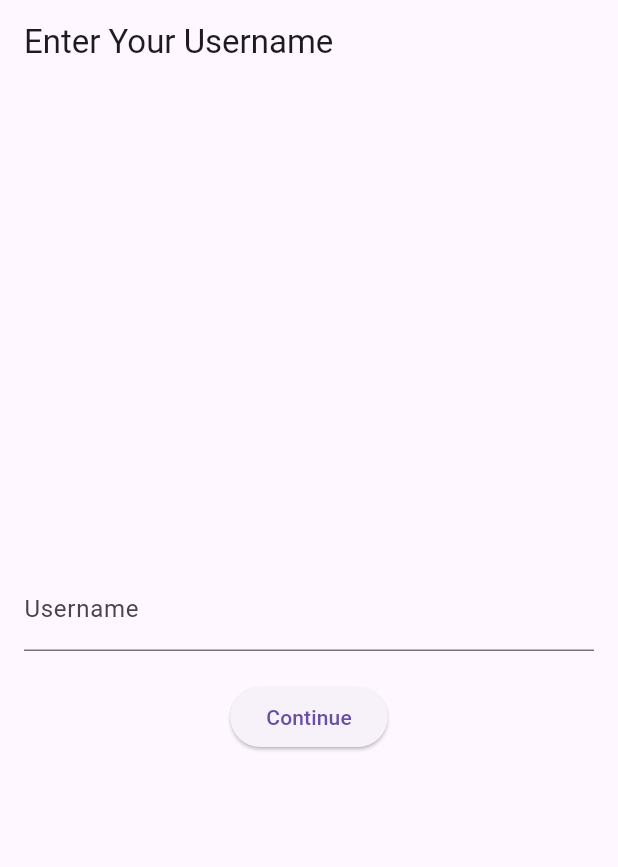
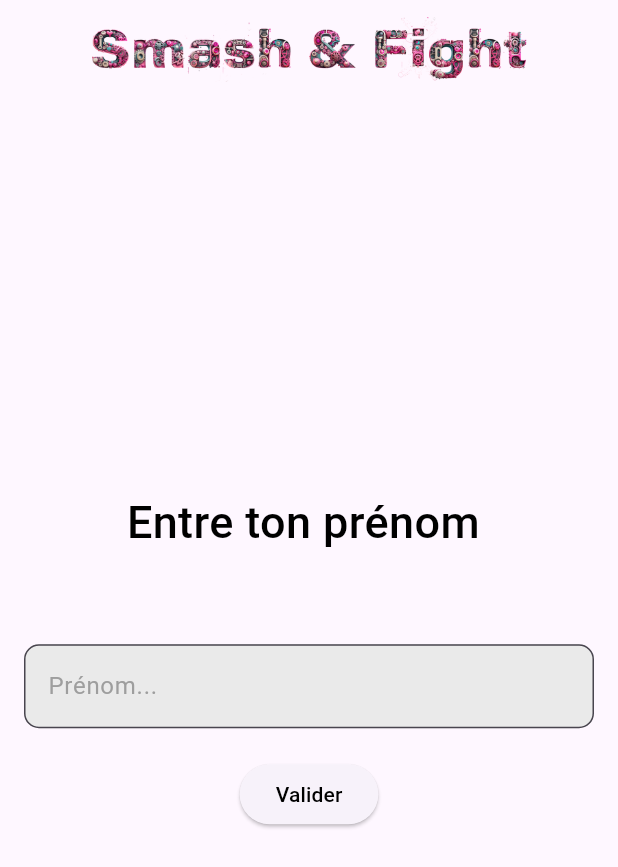
Before and after one commit to Survivor2302/smash_and_fight, a Flutter app: the screen it shows after launch, on a phone screen of 412 x 824 dp. Shown: the top 867 px of the screen. Run offline on Flutter 3.47's test engine with Material 3 defaults, Android fonts, the phone set to English and light mode, and no system bars; our stand-ins replace cached_network_image, hive, hive_flutter; accounts and stored records are empty.

Commit message:
Update welcomeview.dart

```diff
--- a/lib/view/welcomeview.dart
+++ b/lib/view/welcomeview.dart
@@ -12,7 +12,7 @@ class UsernameInputPage extends StatefulWidget {
 }
 
 class _UsernameInputPageState extends State<UsernameInputPage> {
-  TextEditingController _usernameController = TextEditingController();
+  final TextEditingController _usernameController = TextEditingController();
   late RobotViewModel robotViewModel;
 
   @override
@@ -25,16 +25,42 @@ class _UsernameInputPageState extends State<UsernameInputPage> {
   Widget build(BuildContext context) {
     return Scaffold(
       appBar: AppBar(
-        title: Text('Enter Your Username'),
+        title: Padding(
+          padding: const EdgeInsets.only(top: 16.0),
+          child: Center(
+            child: Image.asset('assets/images/Logo.png', height: 50.0),
+          ),
+        ),
       ),
       body: Padding(
         padding: const EdgeInsets.all(16.0),
         child: Column(
           mainAxisAlignment: MainAxisAlignment.center,
           children: [
+            Text(
+              'Entre ton prénom ',
+              style: TextStyle(
+                fontSize: 30,
+                color:  Colors.black,
+                fontFamily: 'Roboto',
+                fontWeight: FontWeight.w500,
+
+              ),
+            ),
+            SizedBox(height: 60),
             TextField(
               controller: _usernameController,
-              decoration: InputDecoration(labelText: 'Username'),
+              decoration: InputDecoration(
+                labelText: 'Prénom...',
+                border: OutlineInputBorder(
+                  borderRadius: BorderRadius.circular(10.0),
+                ),
+                filled: true,
+                fillColor: Color(0xFFeaeaea),
+                labelStyle: TextStyle(
+                  color: Colors.grey,
+                ),
+              ),
             ),
             SizedBox(height: 20),
             ElevatedButton(
@@ -50,7 +76,15 @@ class _UsernameInputPageState extends State<UsernameInputPage> {
                   ),
                 );
               },
-              child: Text('Continue'),
+              child:   Text(
+              'Valider',
+              style: TextStyle(
+                color:  Colors.black,
+                fontFamily: 'Roboto',
+                fontWeight: FontWeight.w500,
+
+              ),
+            ),
             ),
           ],
         ),
```
